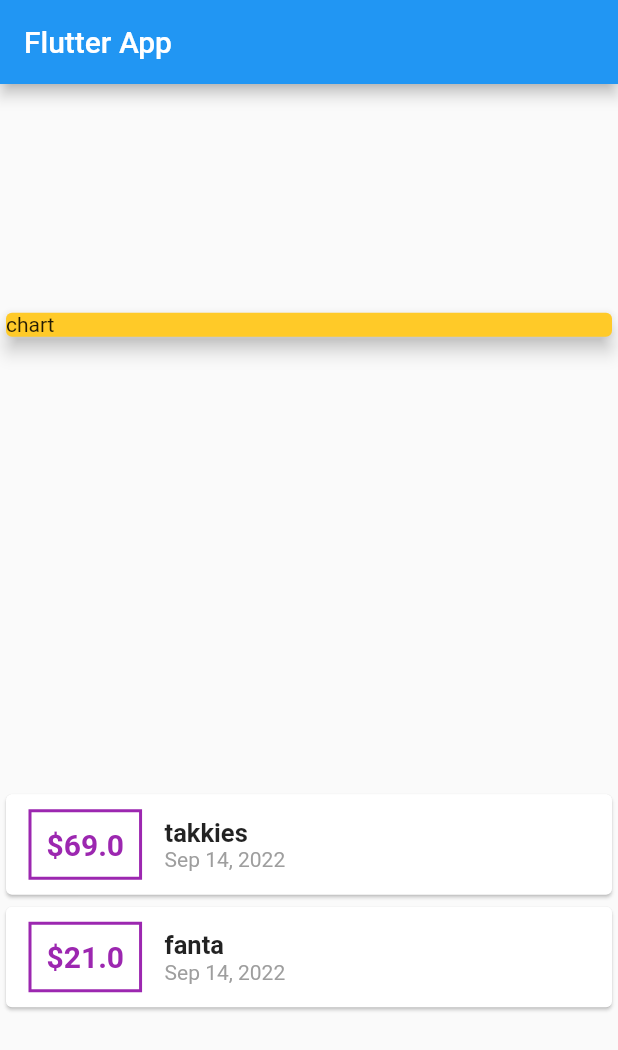
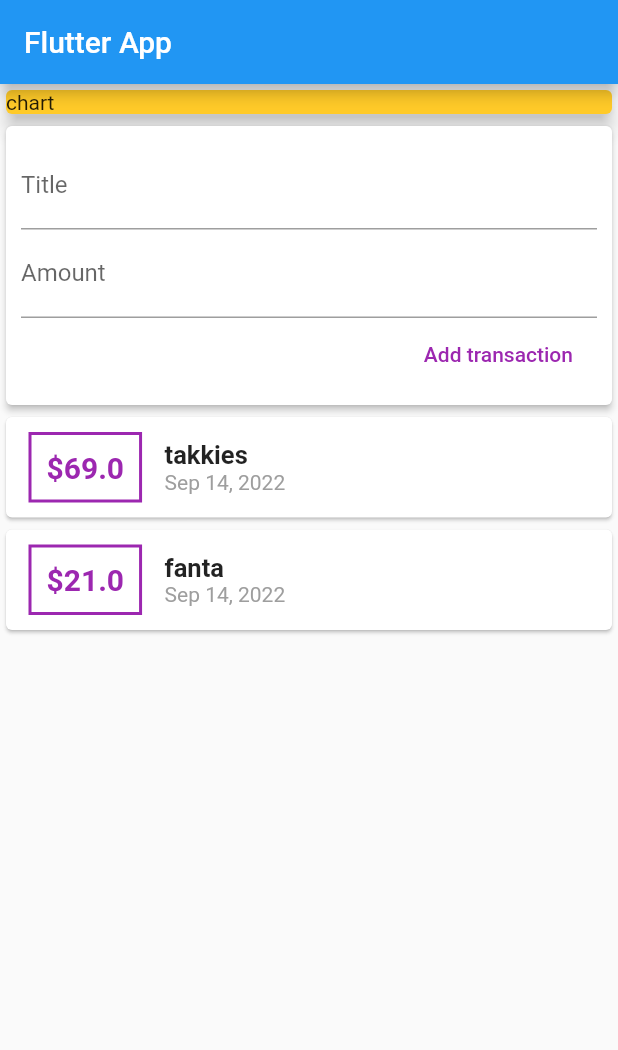
Before and after one commit to koorzenb/expense_app, a Flutter app: the screen it shows after launch, on a phone screen of 412 x 824 dp. Shown: the top 1050 px of the screen. Run offline on Flutter 3.47's test engine with Material 2 defaults, Android fonts, the phone set to English and light mode, and no system bars.

Commit message:
Added Textfields

```diff
--- a/lib/main.dart
+++ b/lib/main.dart
@@ -37,7 +37,7 @@ class MyHomePage extends StatelessWidget {
         title: Text('Flutter App'),
       ),
       body: Column(
-        mainAxisAlignment: MainAxisAlignment.spaceAround,
+        // mainAxisAlignment: MainAxisAlignment.spaceAround,
         crossAxisAlignment: CrossAxisAlignment.stretch,
         children: [
           Container(
@@ -47,6 +47,34 @@ class MyHomePage extends StatelessWidget {
               child: Text('chart'),
               elevation: 5,
             )),
+          ),
+          Card(
+            elevation: 2,
+            child: Padding(
+              padding: EdgeInsets.all(10),
+              child: Column(
+                crossAxisAlignment: CrossAxisAlignment.end,
+                children: [
+                  TextField(
+                    decoration: InputDecoration(
+                      labelText: "Title",
+                    ),
+                  ),
+                  TextField(
+                    decoration: InputDecoration(
+                      labelText: "Amount",
+                    ),
+                  ),
+                  FlatButton(
+                    onPressed: () {},
+                    textColor: Colors.purple,
+                    child: (Text(
+                      "Add transaction",
+                    )),
+                  ),
+                ],
+              ),
+            ),
           ),
           Column(
             children: transactions.map((tx) {
--- /dev/null
+++ b/lib/widgets/transaction.dart
@@ -0,0 +1,5 @@
+import 'package:flutter/cupertino.dart';
+
+Widget {
+
+}
```
